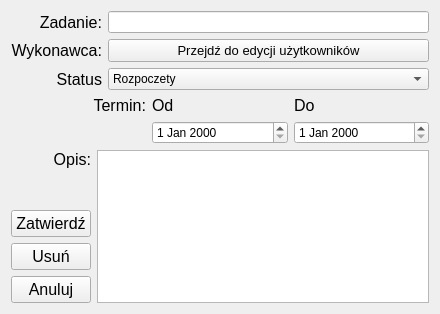
The window that project_managment/project_managment/edycja_zadanie_okno.ui (Sleyn2/IO_projectmanagement) describes before a commit, drawn with Qt 5.
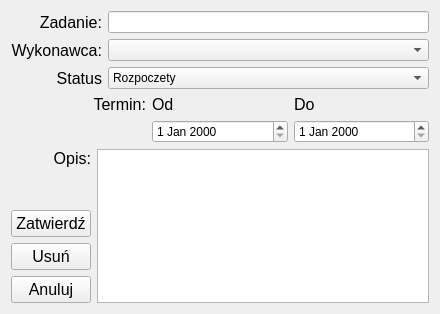
The same window after the commit.

```diff
--- a/project_managment/project_managment/edycja_zadanie_okno.ui
+++ b/project_managment/project_managment/edycja_zadanie_okno.ui
@@ -84,16 +84,7 @@
       </widget>
      </item>
      <item row="1" column="1">
-      <widget class="QPushButton" name="pushButton_users">
-       <property name="font">
-        <font>
-         <pointsize>10</pointsize>
-        </font>
-       </property>
-       <property name="text">
-        <string>Przejdź do edycji użytkowników</string>
-       </property>
-      </widget>
+      <widget class="QComboBox" name="comboBox_Wykonawcy"/>
      </item>
     </layout>
    </item>
```
